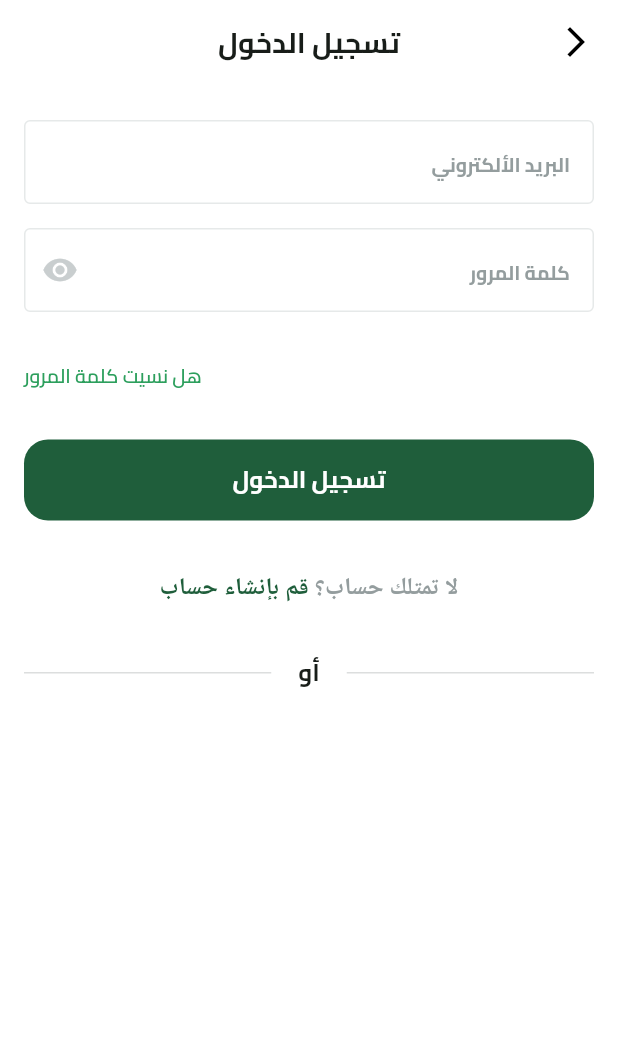
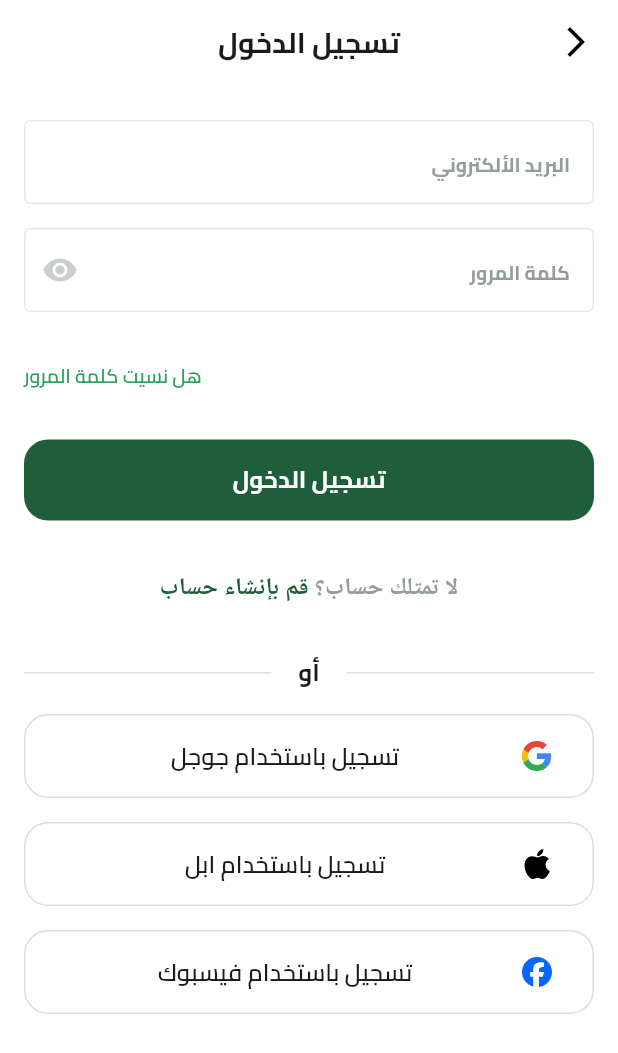
Before and after one commit to 7mk4a/fruits_ecommerce, a Flutter app: the screen it shows after launch, after a tap on "تخطي", on a phone screen of 412 x 824 dp. Shown: the top 1053 px of the screen. Run offline on Flutter 3.47's test engine with Material 3 defaults, Android fonts, the phone set to English and light mode, and no system bars; our stand-ins replace dots_indicator, flutter_svg, shared_preferences.

Commit message:
done Login UI

```diff
--- a/lib/core/utils/app_images.dart
+++ b/lib/core/utils/app_images.dart
@@ -8,7 +8,7 @@ class Assets {
 
   /// Assets for imagesApplIcon
   /// assets/images/appl_icon.svg
-  static const String imagesApplIcon = "assets/images/appl_icon.svg";
+  static const String imagesAppleIcon = "assets/images/appl_icon.svg";
 
   /// Assets for imagesCheck
   /// assets/images/Check.svg
@@ -24,7 +24,8 @@ class Assets {
 
   /// Assets for imagesFeaturedItemBackground
   /// assets/images/featured_item_background.svg
-  static const String imagesFeaturedItemBackground = "assets/images/featured_item_background.svg";
+  static const String imagesFeaturedItemBackground =
+      "assets/images/featured_item_background.svg";
 
   /// Assets for imagesFilter
   /// assets/images/filter.svg
@@ -52,19 +53,23 @@ class Assets {
 
   /// Assets for imagesPageViewItem1BackgroundImage
   /// assets/images/page_view_item1_background_image.svg
-  static const String imagesPageViewItem1BackgroundImage = "assets/images/page_view_item1_background_image.svg";
+  static const String imagesPageViewItem1BackgroundImage =
+      "assets/images/page_view_item1_background_image.svg";
 
   /// Assets for imagesPageViewItem1Image
   /// assets/images/page_view_item1_image.svg
-  static const String imagesPageViewItem1Image = "assets/images/page_view_item1_image.svg";
+  static const String imagesPageViewItem1Image =
+      "assets/images/page_view_item1_image.svg";
 
   /// Assets for imagesPageViewItem2BackgroundImage
   /// assets/images/page_view_item2_background_image.svg
-  static const String imagesPageViewItem2BackgroundImage = "assets/images/page_view_item2_background_image.svg";
+  static const String imagesPageViewItem2BackgroundImage =
+      "assets/images/page_view_item2_background_image.svg";
 
   /// Assets for imagesPageViewItem2Image
   /// assets/images/page_view_item2_image.svg
-  static const String imagesPageViewItem2Image = "assets/images/page_view_item2_image.svg";
+  static const String imagesPageViewItem2Image =
+      "assets/images/page_view_item2_image.svg";
 
   /// Assets for imagesPlant
   /// assets/images/plant.svg
@@ -92,37 +97,46 @@ class Assets {
 
   /// Assets for imagesVuesaxBoldHome
   /// assets/images/vuesax/bold/home.svg
-  static const String imagesVuesaxBoldHome = "assets/images/vuesax/bold/home.svg";
+  static const String imagesVuesaxBoldHome =
+      "assets/images/vuesax/bold/home.svg";
 
   /// Assets for imagesVuesaxBoldProducts
   /// assets/images/vuesax/bold/products.svg
-  static const String imagesVuesaxBoldProducts = "assets/images/vuesax/bold/products.svg";
+  static const String imagesVuesaxBoldProducts =
+      "assets/images/vuesax/bold/products.svg";
 
   /// Assets for imagesVuesaxBoldShoppingCart
   /// assets/images/vuesax/bold/shopping-cart.svg
-  static const String imagesVuesaxBoldShoppingCart = "assets/images/vuesax/bold/shopping-cart.svg";
+  static const String imagesVuesaxBoldShoppingCart =
+      "assets/images/vuesax/bold/shopping-cart.svg";
 
   /// Assets for imagesVuesaxBoldUser
   /// assets/images/vuesax/bold/user.svg
-  static const String imagesVuesaxBoldUser = "assets/images/vuesax/bold/user.svg";
+  static const String imagesVuesaxBoldUser =
+      "assets/images/vuesax/bold/user.svg";
 
   /// Assets for imagesVuesaxOutlineHome
   /// assets/images/vuesax/outline/home.svg
-  static const String imagesVuesaxOutlineHome = "assets/images/vuesax/outline/home.svg";
+  static const String imagesVuesaxOutlineHome =
+      "assets/images/vuesax/outline/home.svg";
 
   /// Assets for imagesVuesaxOutlineProducts
   /// assets/images/vuesax/outline/products.svg
-  static const String imagesVuesaxOutlineProducts = "assets/images/vuesax/outline/products.svg";
+  static const String imagesVuesaxOutlineProducts =
+      "assets/images/vuesax/outline/products.svg";
 
   /// Assets for imagesVuesaxOutlineShoppingCart
   /// assets/images/vuesax/outline/shopping-cart.svg
-  static const String imagesVuesaxOutlineShoppingCart = "assets/images/vuesax/outline/shopping-cart.svg";
+  static const String imagesVuesaxOutlineShoppingCart =
+      "assets/images/vuesax/outline/shopping-cart.svg";
 
   /// Assets for imagesVuesaxOutlineUser
   /// assets/images/vuesax/outline/user.svg
-  static const String imagesVuesaxOutlineUser = "assets/images/vuesax/outline/user.svg";
+  static const String imagesVuesaxOutlineUser =
+      "assets/images/vuesax/outline/user.svg";
 
   /// Assets for imagesWatermelonTest
   /// assets/images/watermelon_test.png
-  static const String imagesWatermelonTest = "assets/images/watermelon_test.png";
+  static const String imagesWatermelonTest =
+      "assets/images/watermelon_test.png";
 }
--- a/lib/features/auth/presentation/views/login_view_body.dart
+++ b/lib/features/auth/presentation/views/login_view_body.dart
@@ -1,19 +1,21 @@
-import 'package:flutter/gestures.dart';
 import 'package:flutter/material.dart';
 import 'package:fruits_ecommerce/constants.dart';
 import 'package:fruits_ecommerce/core/utils/app_colors.dart';
+import 'package:fruits_ecommerce/core/utils/app_images.dart';
 import 'package:fruits_ecommerce/core/utils/app_text_styles.dart';
 import 'package:fruits_ecommerce/core/widgets/custom_button.dart';
 import 'package:fruits_ecommerce/core/widgets/custom_text_form_field.dart';
 import 'package:fruits_ecommerce/features/auth/presentation/views/dont_have_account.dart';
 import 'package:fruits_ecommerce/features/auth/presentation/views/or_divider.dart';
+import 'package:fruits_ecommerce/features/auth/presentation/views/social_login_button.dart';
 
 class LoginViewBody extends StatelessWidget {
   const LoginViewBody({super.key});
 
   @override
   Widget build(BuildContext context) {
-    return Padding(
+    return SingleChildScrollView(
+      child: Padding(
         padding: EdgeInsets.symmetric(horizontal: kHorizintalPadding),
         child: SingleChildScrollView(
           child: Column(
@@ -27,7 +29,10 @@ class LoginViewBody extends StatelessWidget {
               CustomTextFormField(
                 hintText: "كلمة المرور",
                 textInputType: TextInputType.emailAddress,
-              suffixIcon: Icon(Icons.remove_red_eye, color: Color(0XFFC9CECF)),
+                suffixIcon: Icon(
+                  Icons.remove_red_eye,
+                  color: Color(0XFFC9CECF),
+                ),
               ),
               SizedBox(height: 33),
               Row(
@@ -47,7 +52,26 @@ class LoginViewBody extends StatelessWidget {
               DontHaveAccountWidget(),
               SizedBox(height: 33),
               OrDivider(),
+              SizedBox(height: 16),
+              SocialLoginButton(
+                image: Assets.imagesGoogleIcon,
+                title: "تسجيل باستخدام جوجل",
+                onPressed: () {},
+              ),
+              SizedBox(height: 16),
+              SocialLoginButton(
+                image: Assets.imagesAppleIcon,
+                title: "تسجيل باستخدام ابل",
+                onPressed: () {},
+              ),
+              SizedBox(height: 16),
+              SocialLoginButton(
+                image: Assets.imagesFacebookIcon,
+                title: "تسجيل باستخدام فيسبوك",
+                onPressed: () {},
+              ),
             ],
+          ),
         ),
       ),
     );
--- /dev/null
+++ b/lib/features/auth/presentation/views/social_login_button.dart
@@ -0,0 +1,43 @@
+import 'package:flutter/material.dart';
+import 'package:flutter_svg/flutter_svg.dart';
+import 'package:fruits_ecommerce/core/utils/app_text_styles.dart';
+
+class SocialLoginButton extends StatelessWidget {
+  const SocialLoginButton({
+    super.key,
+    required this.image,
+    required this.title,
+    required this.onPressed,
+  });
+
+  final String image;
+  final String title;
+  final VoidCallback onPressed;
+  @override
+  Widget build(BuildContext context) {
+    return SizedBox(
+      width: double.infinity,
+      height: 56,
+      child: TextButton(
+        style: TextButton.styleFrom(
+          shape: RoundedRectangleBorder(
+            side: const BorderSide(color: Color(0xFFDCDEDE), width: 1),
+            borderRadius: BorderRadius.circular(16),
+          ),
+        ),
+        onPressed: onPressed,
+        child: ListTile(
+          visualDensity: const VisualDensity(
+            vertical: VisualDensity.minimumDensity,
+          ),
+          leading: SvgPicture.asset(image),
+          title: Text(
+            title,
+            textAlign: TextAlign.center,
+            style: TextStyles.semiBold16,
+          ),
+        ),
+      ),
+    );
+  }
+}
```
Lines whose indentation alone changed are shown as unchanged.
